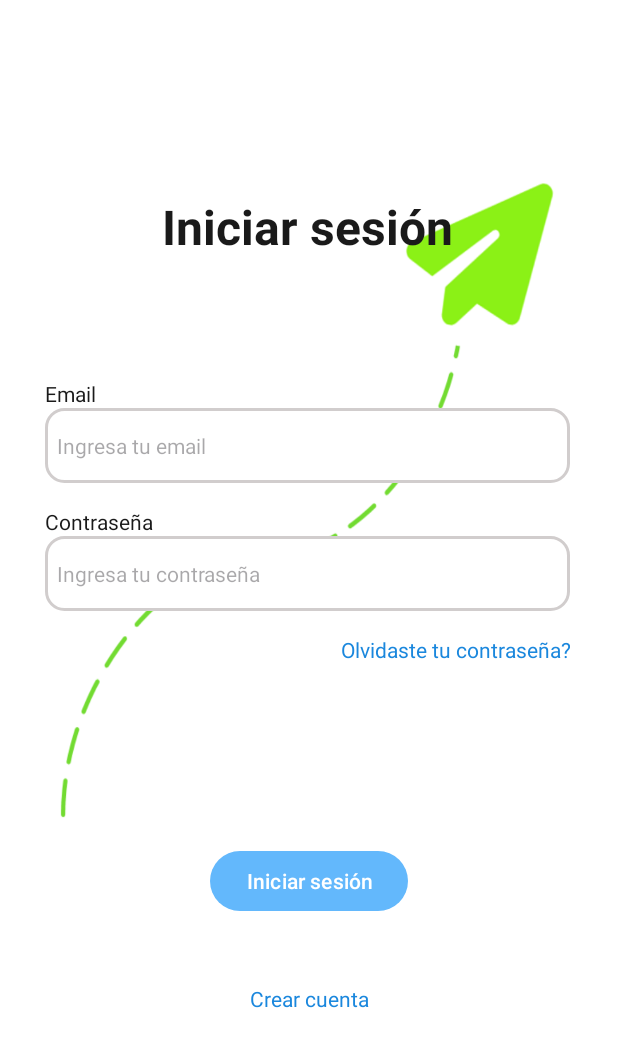
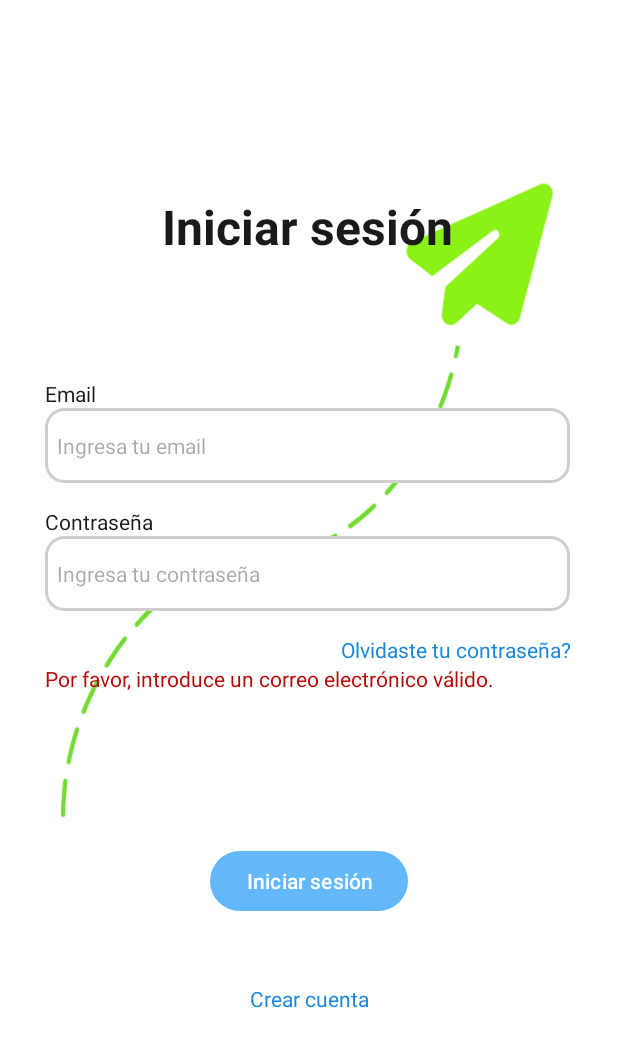
Before and after one commit to Cintia-MV/EvIntegradoraCinco, an Android app: the LoginFragment screen opened through its navigation route, after a tap on "Iniciar sesión", on a phone screen of 412 x 824 dp. Shown: the top 1047 px of the screen. Run offline under Robolectric (Android 15) with nearby library versions, the phone set to English and light mode, and no system bars; our stand-ins replace data binding; Roboto replaces fonts that are not available here.

Commit message:
Fragmento Login funcionando con viewModel

```diff
--- a/app/src/main/java/com/example/evintegradoracinco/view/LoginFragment.kt
+++ b/app/src/main/java/com/example/evintegradoracinco/view/LoginFragment.kt
@@ -4,44 +4,58 @@ import android.os.Bundle
 import android.view.LayoutInflater
 import android.view.View
 import android.view.ViewGroup
+import android.widget.Toast
 import androidx.fragment.app.Fragment
-import android.widget.Toast
 import androidx.lifecycle.ViewModelProvider
+import androidx.navigation.findNavController
 import androidx.navigation.fragment.findNavController
+import com.example.evintegradoracinco.R
 import com.example.evintegradoracinco.databinding.FragmentLoginBinding
+import com.example.evintegradoracinco.viewModel.ErroresLogin
 import com.example.evintegradoracinco.viewModel.LoginViewModel
-import com.example.evintegradoracinco.viewModel.ToastCallback
 
-class LoginFragment : Fragment(), ToastCallback {
+
+class LoginFragment : Fragment() {
 
     private lateinit var lFBinding: FragmentLoginBinding
     private lateinit var viewModel: LoginViewModel
 
+
     override fun onCreateView(inflater: LayoutInflater, container: ViewGroup?, savedInstanceState: Bundle?): View? {
         lFBinding = FragmentLoginBinding.inflate(inflater, container, false)
-        viewModel = ViewModelProvider(this).get(LoginViewModel::class.java)
-        lFBinding?.lifecycleOwner = this
-        lFBinding?.viewModel = viewModel
-        viewModel.llamadaToast = this
+
         return lFBinding.root
     }
 
 
     override fun onViewCreated(view: View, savedInstanceState: Bundle?) {
         super.onViewCreated(view, savedInstanceState)
+        viewModel = ViewModelProvider(this).get(LoginViewModel::class.java)
+        lFBinding.viewModel = viewModel
+        lFBinding.lifecycleOwner = viewLifecycleOwner
 
-        // Obtiene una referencia al NavController
-        val navController = findNavController()
-
-        // Configura el NavController en el ViewModel
-        viewModel.setNavController(navController)
 
         lFBinding.btnP3.setOnClickListener {
-            viewModel.loginClick()
-        }
+            val email = lFBinding.hintEmailP3.text.toString()
+            val password = lFBinding.claveHintP3.text.toString()
+
+            val loginError = viewModel.validarUsuario(email, password)
+            loginError?.let {
+                val mensajeDeError = when (it){
+                    ErroresLogin.emailNoValido -> "Por favor, introduce un correo electrónico válido."
+                    ErroresLogin.claveNoValida -> "La contraseña debe tener al menos 6 caracteres."
+                    ErroresLogin.credencialesIncorrectas -> "Email o contraseña incorrectos."
+            }
+                lFBinding.errorTextView.text = mensajeDeError
+                lFBinding.errorTextView.visibility = View.VISIBLE
+        }?: run {
+                // Si no hay errores, continuar con la navegación
+                lFBinding.errorTextView.visibility = View.GONE // Ocultar el TextView de error si no hay error
+                Toast.makeText(requireContext(), "Inicio de sesión exitoso", Toast.LENGTH_SHORT).show()
+                view.findNavController().navigate(R.id.action_loginFragment_to_singUpFragment)
+            }
     }
 
-    override fun showToast(message: String) {
-        Toast.makeText(requireContext(), message, Toast.LENGTH_SHORT).show()
     }
+
 }
--- a/app/src/main/java/com/example/evintegradoracinco/viewModel/LoginViewModel.kt
+++ b/app/src/main/java/com/example/evintegradoracinco/viewModel/LoginViewModel.kt
@@ -7,59 +7,31 @@ import androidx.navigation.NavController
 import com.example.evintegradoracinco.R
 import com.example.evintegradoracinco.model.Usuario
 
-interface ToastCallback {
-    fun showToast(message: String)
+enum class ErroresLogin{
+    emailNoValido,
+    claveNoValida,
+    credencialesIncorrectas
 }
 
-class LoginViewModel : ViewModel(), ToastCallback {
 
-    var email = MutableLiveData<String?>()
-    var clave = MutableLiveData<String?>()
-    var emailError = MutableLiveData<String?>()
-    var claveError = MutableLiveData<String?>()
-    var usuarioMutableLiveData: MutableLiveData<Usuario>? = null
-    var llamadaToast: ToastCallback? = null
+class LoginViewModel : ViewModel() {
 
-    private lateinit var navController: NavController
-
-    fun setNavController(navController: NavController) {
-        this.navController = navController
+    fun validarUsuario(email: String, password: String): ErroresLogin? {
+       return when{
+           !validarEmail(email) -> ErroresLogin.emailNoValido
+           !validarClave(password)-> ErroresLogin.claveNoValida
+           email != Usuario.emailUsuario || password != Usuario.claveUsuario -> ErroresLogin.credencialesIncorrectas
+           else -> null
+       }
     }
 
-    init {
-        usuarioMutableLiveData = MutableLiveData()
+    private fun validarEmail(email:String): Boolean{
+        val emailRegex = Regex("[a-zA-Z0-9._-]+@[a-zA-Z0-9.-]+\\.[a-zA-Z]{2,4}")
+        return emailRegex.matches(email)
     }
 
-    fun loginClick() {
-        emailError.value = null
-        claveError.value = null
-
-        val usuario = Usuario(email.value, clave.value)
-        if (email.value.isNullOrEmpty()) {
-            emailError.value = "Ingrese correo electrónico."
-            return
-        }
-
-        if (!usuario.emailValido) {
-            emailError.value = "Ingrese un correo electrónico válido."
-            return
-        }
-
-        if (!usuario.claveValida) {
-            claveError.value = "La contraseña debe contener al menos 5 caracteres."
-            return
-        }
-
-        navController.navigate(R.id.action_loginFragment_to_singUpFragment)
-
-        usuarioMutableLiveData?.value = usuario
-        llamadaToast?.showToast("Datos incorrectos")
-
-        email.value = null
-        clave.value = null
+    private fun validarClave(clave:String):Boolean{
+        return clave.length >= 6
     }
 
-    override fun showToast(message: String) {
-        llamadaToast?.showToast(message)
-    }
 }
--- a/app/src/main/res/layout/fragment_login.xml
+++ b/app/src/main/res/layout/fragment_login.xml
@@ -72,8 +72,7 @@
                 android:hint="@string/email_hint"
                 android:inputType="textEmailAddress"
                 android:paddingLeft="8dp"
-                android:textSize="14sp"
-                app:error="@{viewModel.emailError}"/>
+                android:textSize="14sp" />
 
             <TextView
                 android:id="@+id/claveP3"
@@ -94,8 +93,7 @@
                 android:hint="@string/clave_hint"
                 android:inputType="textPassword"
                 android:paddingLeft="8dp"
-                android:textSize="14sp"
-                app:error="@{viewModel.claveError}"/>
+                android:textSize="14sp"/>
 
             <TextView
                 android:id="@+id/recClaveP3"
@@ -105,13 +103,19 @@
                 android:text="@string/olvido_clave"
                 android:textAlignment="textEnd"
                 android:textColor="@color/azul" />
+
+            <TextView
+                android:id="@+id/errorTextView"
+                android:layout_width="wrap_content"
+                android:layout_height="wrap_content"
+                android:textColor="#BA0505"
+                android:visibility="gone" />
         </LinearLayout>
 
         <Button
             android:id="@+id/btnP3"
             android:layout_width="wrap_content"
             android:layout_height="wrap_content"
-            android:onClick="@{()-> viewModel.loginClick()}"
             android:text="@string/login"
             app:layout_constraintBottom_toBottomOf="parent"
             app:layout_constraintEnd_toEndOf="parent"
```
Also changed, not shown: app/src/main/java/com/example/evintegradoracinco/model/Usuario.kt (+8 -18 lines).
